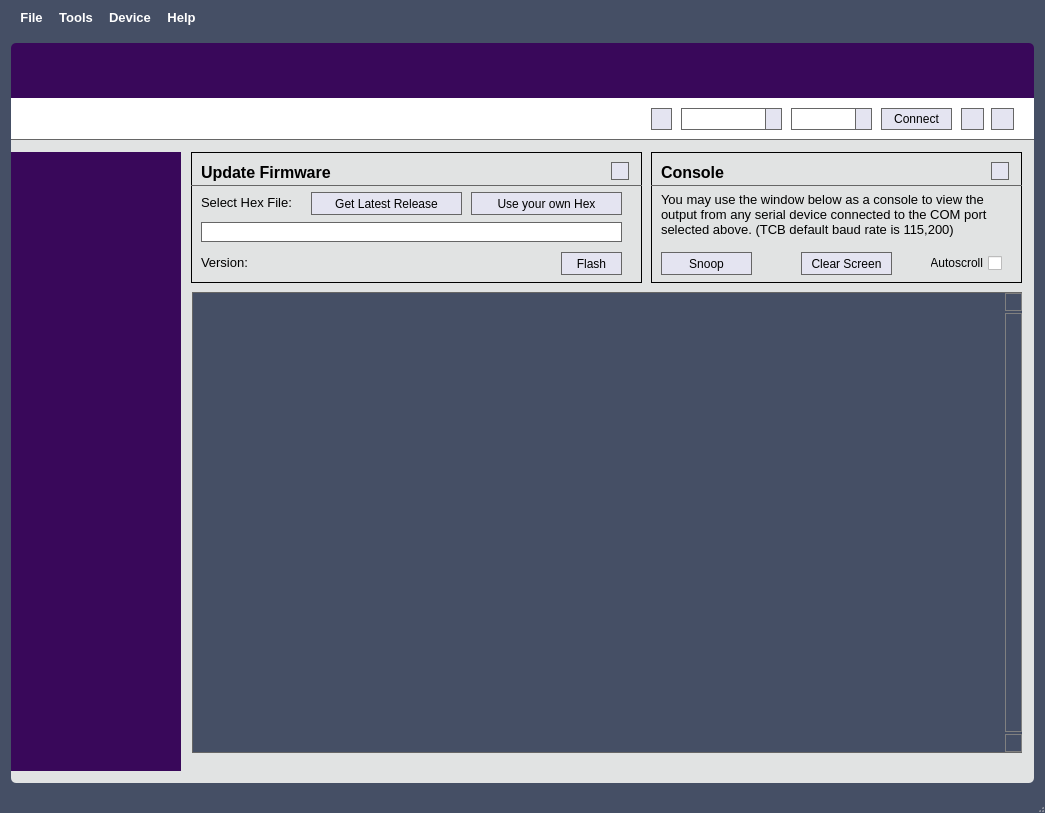
Before: the Qt Designer form mainwindow.ui in OpenPanzerProject/OP-Config, drawn with Qt 5.
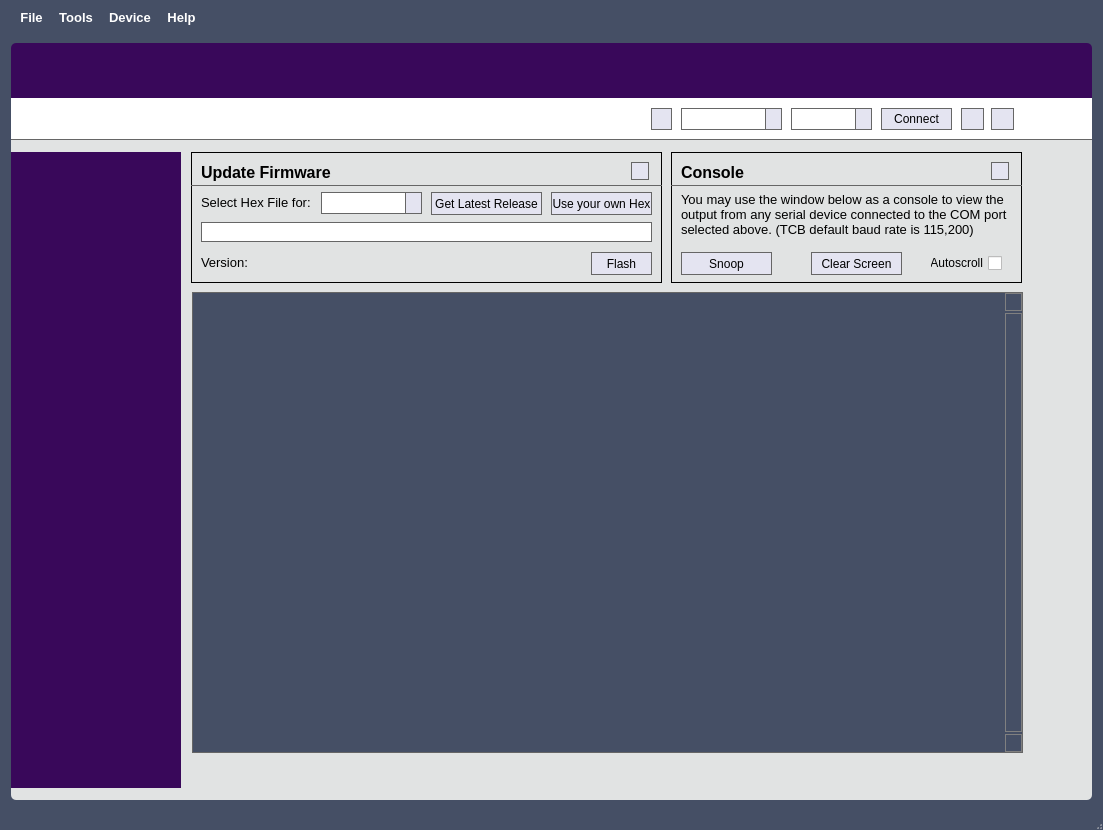
After: the same form once the commit is applied. The open tabs and pages were chosen to show the change. Icons and pictures are not drawn. Custom widgets are drawn as their Qt base class.

```diff
--- a/mainwindow.ui
+++ b/mainwindow.ui
@@ -6,8 +6,8 @@
    <rect>
     <x>0</x>
     <y>0</y>
-    <width>1045</width>
-    <height>813</height>
+    <width>1103</width>
+    <height>830</height>
    </rect>
   </property>
   <property name="sizePolicy">
@@ -853,7 +853,7 @@
                <enum>QFrame::Sunken</enum>
               </property>
               <property name="currentIndex">
-               <number>6</number>
+               <number>8</number>
               </property>
               <widget class="QWidget" name="pgRadio">
                <property name="styleSheet">
@@ -12756,7 +12756,7 @@
                  <rect>
                   <x>10</x>
                   <y>0</y>
-                  <width>451</width>
+                  <width>471</width>
                   <height>131</height>
                  </rect>
                 </property>
@@ -12783,7 +12783,7 @@
                   <rect>
                    <x>0</x>
                    <y>23</y>
-                   <width>451</width>
+                   <width>471</width>
                    <height>20</height>
                   </rect>
                  </property>
@@ -12821,7 +12821,7 @@
                 <widget class="HelpButton" name="hpbFirmware">
                  <property name="geometry">
                   <rect>
-                   <x>420</x>
+                   <x>440</x>
                    <y>10</y>
                    <width>18</width>
                    <height>18</height>
@@ -12842,7 +12842,7 @@
                   <rect>
                    <x>10</x>
                    <y>40</y>
-                   <width>101</width>
+                   <width>111</width>
                    <height>21</height>
                   </rect>
                  </property>
@@ -12852,13 +12852,13 @@
                   </font>
                  </property>
                  <property name="text">
-                  <string>Select Hex File:</string>
+                  <string>Select Hex File for:</string>
                  </property>
                 </widget>
                 <widget class="QPushButton" name="cmdFlashHex">
                  <property name="geometry">
                   <rect>
-                   <x>370</x>
+                   <x>400</x>
                    <y>100</y>
                    <width>61</width>
                    <height>23</height>
@@ -12874,9 +12874,9 @@
                 <widget class="QPushButton" name="cmdLocalHexPicker">
                  <property name="geometry">
                   <rect>
-                   <x>280</x>
+                   <x>360</x>
                    <y>40</y>
-                   <width>151</width>
+                   <width>101</width>
                    <height>23</height>
                   </rect>
                  </property>
@@ -12890,9 +12890,9 @@
                 <widget class="QPushButton" name="cmdWebHexPicker">
                  <property name="geometry">
                   <rect>
-                   <x>120</x>
+                   <x>240</x>
                    <y>40</y>
-                   <width>151</width>
+                   <width>111</width>
                    <height>23</height>
                   </rect>
                  </property>
@@ -12926,7 +12926,7 @@
                   <rect>
                    <x>10</x>
                    <y>70</y>
-                   <width>421</width>
+                   <width>451</width>
                    <height>20</height>
                   </rect>
                  </property>
@@ -12934,13 +12934,32 @@
                   <bool>false</bool>
                  </property>
                 </widget>
+                <widget class="DeviceComboBox" name="cboFlashDevice">
+                 <property name="geometry">
+                  <rect>
+                   <x>130</x>
+                   <y>40</y>
+                   <width>101</width>
+                   <height>22</height>
+                  </rect>
+                 </property>
+                 <property name="minimumSize">
+                  <size>
+                   <width>0</width>
+                   <height>22</height>
+                  </size>
+                 </property>
+                 <property name="styleSheet">
+                  <string notr="true"/>
+                 </property>
+                </widget>
                </widget>
                <widget class="FrameContent" name="frmConsole">
                 <property name="geometry">
                  <rect>
-                  <x>470</x>
+                  <x>490</x>
                   <y>0</y>
-                  <width>371</width>
+                  <width>351</width>
                   <height>131</height>
                  </rect>
                 </property>
@@ -12967,7 +12986,7 @@
                   <rect>
                    <x>0</x>
                    <y>23</y>
-                   <width>371</width>
+                   <width>351</width>
                    <height>20</height>
                   </rect>
                  </property>
@@ -13045,7 +13064,7 @@
                 <widget class="QPushButton" name="cmdClearConsole">
                  <property name="geometry">
                   <rect>
-                   <x>150</x>
+                   <x>140</x>
                    <y>100</y>
                    <width>91</width>
                    <height>23</height>
@@ -13061,7 +13080,7 @@
                 <widget class="QCheckBox" name="chkAutoscroll">
                  <property name="geometry">
                   <rect>
-                   <x>280</x>
+                   <x>260</x>
                    <y>102</y>
                    <width>71</width>
                    <height>18</height>
@@ -13077,7 +13096,7 @@
                 <widget class="HelpButton" name="hpbConsole">
                  <property name="geometry">
                   <rect>
-                   <x>340</x>
+                   <x>320</x>
                    <y>10</y>
                    <width>18</width>
                    <height>18</height>
@@ -13263,7 +13282,7 @@
     <rect>
      <x>0</x>
      <y>0</y>
-     <width>1045</width>
+     <width>1103</width>
      <height>29</height>
     </rect>
    </property>
@@ -13494,6 +13513,11 @@
    <extends>QComboBox</extends>
    <header location="global">combo_recoilservopreset.h</header>
   </customwidget>
+  <customwidget>
+   <class>DeviceComboBox</class>
+   <extends>QComboBox</extends>
+   <header location="global">combo_devices.h</header>
+  </customwidget>
  </customwidgets>
  <tabstops>
   <tabstop>cmdRefreshCOMs</tabstop>
```
